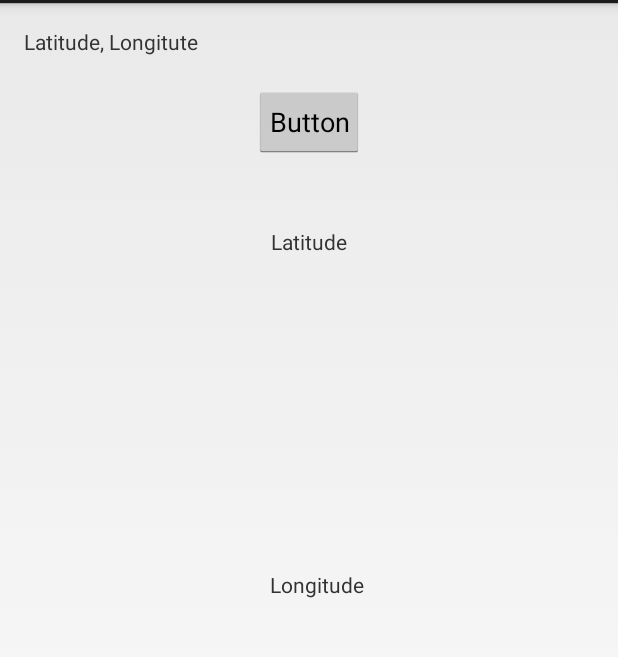
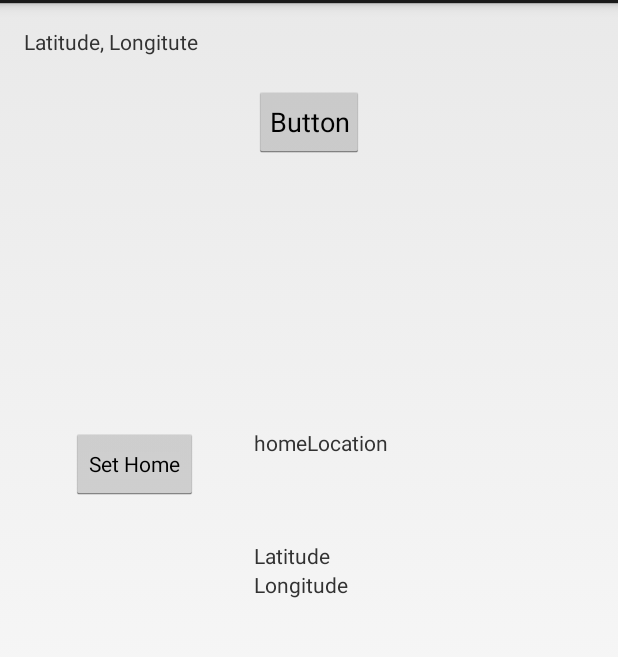
Before and after one commit to abhinavchawla13/Hue-LocationPlay, an Android app: the MyApplicationActivity screen opened directly, with no data from a screen before it, on a phone screen of 412 x 824 dp, the part 69-726 px from its top. Run offline under Robolectric (Android 15) with nearby library versions, the phone set to English and light mode, and no system bars.

Commit message:
Added Set Home feature
SetHome with Toast and Dialog confirmation.

```diff
--- a/app/src/main/java/com/philips/lighting/quickstart/MyApplicationActivity.java
+++ b/app/src/main/java/com/philips/lighting/quickstart/MyApplicationActivity.java
@@ -7,6 +7,10 @@ import java.util.Map;
 import java.util.Random;
 
 import android.app.Activity;
+import android.app.AlertDialog;
+import android.app.Dialog;
+import android.app.DialogFragment;
+import android.content.DialogInterface;
 import android.location.Location;
 import android.os.Bundle;
 import android.util.Log;
@@ -14,6 +18,7 @@ import android.view.View;
 import android.view.View.OnClickListener;
 import android.widget.Button;
 import android.widget.TextView;
+import android.widget.Toast;
 
 import com.google.android.gms.common.ConnectionResult;
 import com.google.android.gms.location.LocationListener;
@@ -36,15 +41,27 @@ import com.google.android.gms.common.api.GoogleApiClient;
  * @author SteveyO
  */
 public class MyApplicationActivity extends Activity implements GoogleApiClient.ConnectionCallbacks, GoogleApiClient.OnConnectionFailedListener, LocationListener {
+
+//    In activity variables
     private PHHueSDK phHueSDK;
     private static final int MAX_HUE = 65535;
     public static final String TAG = "QuickStart";
+    String mLastUpdateTime;
     GoogleApiClient mGoogleApiClient;
     LocationRequest mLocationRequest;
+    Location mCurrentLocation;
+    Location mLastLocation;
+    String homeLatitude;
+    String homeLongitude;
+
+//    GUI Variables
     TextView latitudeText;
     TextView longitudeText;
-    Location mCurrentLocation;
-    String mLastUpdateTime;
+    Button randomButton;
+    Button setHomeButton;
+    TextView homeLocation;
+
+
 
     @Override
     public void onCreate(Bundle savedInstanceState) {
@@ -53,22 +70,31 @@ public class MyApplicationActivity extends Activity implements GoogleApiClient.C
         setContentView(R.layout.activity_main);
         phHueSDK = PHHueSDK.create();
         phHueSDK.setAppName("LocationPlay");
-        Button randomButton;
+
         latitudeText = (TextView) findViewById(R.id.latitudeText);
         longitudeText = (TextView) findViewById(R.id.longitudeText);
+        randomButton = (Button) findViewById(R.id.buttonRand);
+        setHomeButton = (Button) findViewById(R.id.setHome);
+        homeLocation = (TextView) findViewById(R.id.homeLocation);
 
         buildGoogleApiClient();
         mGoogleApiClient.connect();
         createLocationRequest();
 
-        randomButton = (Button) findViewById(R.id.buttonRand);
+
+
         randomButton.setOnClickListener(new OnClickListener() {
-
             @Override
             public void onClick(View v) {
                 randomLights();
             }
+        });
 
+        setHomeButton.setOnClickListener(new OnClickListener() {
+            @Override
+            public void onClick(View v) {
+                homeLocationChangeAlert();
+            }
         });
 
 
@@ -84,10 +110,48 @@ public class MyApplicationActivity extends Activity implements GoogleApiClient.C
 
     protected void createLocationRequest() {
         mLocationRequest = new LocationRequest();
-        mLocationRequest.setInterval(5000);
-        mLocationRequest.setFastestInterval(3000);
+        mLocationRequest.setInterval(3000);
+        mLocationRequest.setFastestInterval(1000);
         mLocationRequest.setPriority(LocationRequest.PRIORITY_HIGH_ACCURACY);
     }
+
+    public void setHomeLocation(){
+        homeLatitude = String.valueOf(mCurrentLocation.getLatitude());
+        homeLongitude = String.valueOf(mCurrentLocation.getLongitude());
+    }
+
+    public void displayHomeLocation(){
+        if (homeLatitude != null && homeLongitude != null){
+            homeLocation.setText("(" + homeLatitude + ", " + homeLongitude + ")");
+        }
+        else{
+            homeLocation.setText("");
+        }
+    }
+
+    public void homeLocationChangeAlert(){
+        DialogInterface.OnClickListener confirmCall = new DialogInterface.OnClickListener() {
+            @Override
+            public void onClick(DialogInterface dialogInterface, int i) {
+                switch (i){
+                    case  DialogInterface.BUTTON_POSITIVE:
+                        setHomeLocation();
+                        displayHomeLocation();
+                        Toast.makeText(MyApplicationActivity.this, "Home location saved!", Toast.LENGTH_SHORT).show();
+                        break;
+                    case DialogInterface.BUTTON_NEGATIVE:
+                        displayHomeLocation();
+                        break;
+                }
+            }
+        };
+
+        AlertDialog.Builder builder = new AlertDialog.Builder(this);
+        builder.setMessage("Are you sure you want to modify your home location?")
+                .setPositiveButton("Yes", confirmCall)
+                .setNegativeButton("No", null).show();
+    }
+
 
     public void randomLights() {
         PHBridge bridge = phHueSDK.getSelectedBridge();
@@ -150,13 +214,14 @@ public class MyApplicationActivity extends Activity implements GoogleApiClient.C
 
     @Override
     public void onConnected(Bundle bundle) {
-        Location mLastLocation = LocationServices.FusedLocationApi.getLastLocation(mGoogleApiClient);
+        mLastLocation = LocationServices.FusedLocationApi.getLastLocation(mGoogleApiClient);
         if (mLastLocation != null) {
             latitudeText.setText("(" + String.valueOf(mLastLocation.getLatitude()) + ", "
                     + String.valueOf(mLastLocation.getLongitude()) + ")");
             longitudeText.setText(" ");
         }
         startLocationUpdates();
+
 
     }
 
@@ -185,4 +250,15 @@ public class MyApplicationActivity extends Activity implements GoogleApiClient.C
         latitudeText.setText("(" + String.valueOf(mCurrentLocation.getLatitude()) + ", " + String.valueOf(mCurrentLocation.getLongitude()) + ")");
         longitudeText.setText(mLastUpdateTime);
     }
+
+//    I would like if it works in the background as well
+//    @Override
+//    public void onPause(){
+//        super.onPause();
+//        stopLocationUpdates();
+//    }
+//
+//    private void stopLocationUpdates() {
+//        LocationServices.FusedLocationApi.removeLocationUpdates(mGoogleApiClient, this);
+//    }
 }
--- a/app/src/main/res/layout/activity_main.xml
+++ b/app/src/main/res/layout/activity_main.xml
@@ -28,9 +28,9 @@
         android:layout_height="wrap_content"
         android:text="Latitude"
         android:id="@+id/latitudeText"
-        android:layout_marginTop="46dp"
-        android:layout_below="@+id/buttonRand"
-        android:layout_centerHorizontal="true" />
+        android:layout_above="@+id/longitudeText"
+        android:layout_alignLeft="@+id/longitudeText"
+        android:layout_alignStart="@+id/longitudeText" />
 
     <TextView
         android:layout_width="wrap_content"
@@ -38,7 +38,27 @@
         android:text="Longitude"
         android:id="@+id/longitudeText"
         android:layout_centerVertical="true"
-        android:layout_alignRight="@+id/buttonRand"
-        android:layout_alignEnd="@+id/buttonRand" />
+        android:layout_alignLeft="@+id/buttonRand"
+        android:layout_alignStart="@+id/buttonRand" />
+
+    <Button
+        style="?android:attr/buttonStyleSmall"
+        android:layout_width="wrap_content"
+        android:layout_height="wrap_content"
+        android:text="Set Home"
+        android:id="@+id/setHome"
+        android:layout_above="@+id/latitudeText"
+        android:layout_alignRight="@+id/textView1"
+        android:layout_alignEnd="@+id/textView1"
+        android:layout_marginBottom="27dp" />
+
+    <TextView
+        android:layout_width="wrap_content"
+        android:layout_height="wrap_content"
+        android:text="homeLocation"
+        android:id="@+id/homeLocation"
+        android:layout_alignTop="@+id/setHome"
+        android:layout_alignLeft="@+id/latitudeText"
+        android:layout_alignStart="@+id/latitudeText" />
 
 </RelativeLayout>
--- a/app/src/main/res/values/strings.xml
+++ b/app/src/main/res/values/strings.xml
@@ -1,7 +1,7 @@
 <?xml version="1.0" encoding="utf-8"?>
 <resources>
 
-    <string name="app_name">Hue QuickStart</string>
+    <string name="app_name">Hue LocationPlay</string>
     <string name="action_settings">Settings</string>
     <string name="no_bridge">No Bridge Found.   Start Bridge Search</string>
     <string name="btn_refresh">Refresh</string>
```
Also changed, not shown: app/src/main/java/com/philips/lighting/quickstart/ConfirmationDialog.java (added, +36 -0 lines), 28 other files.
